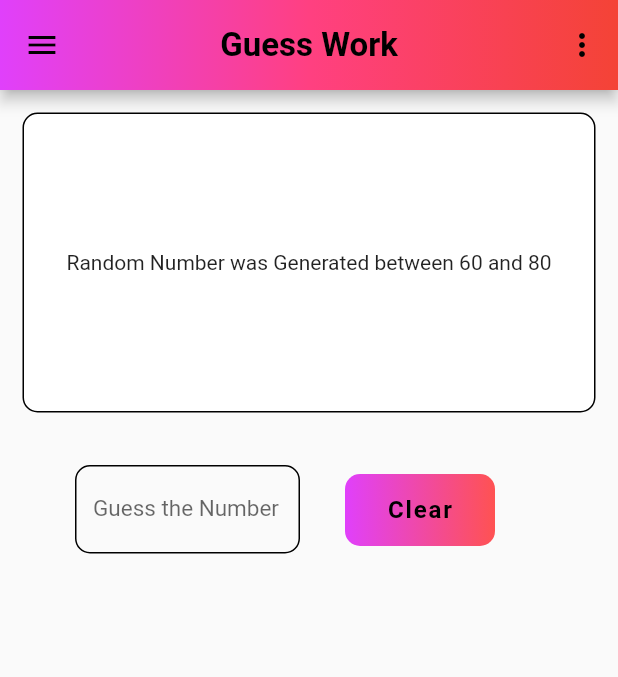
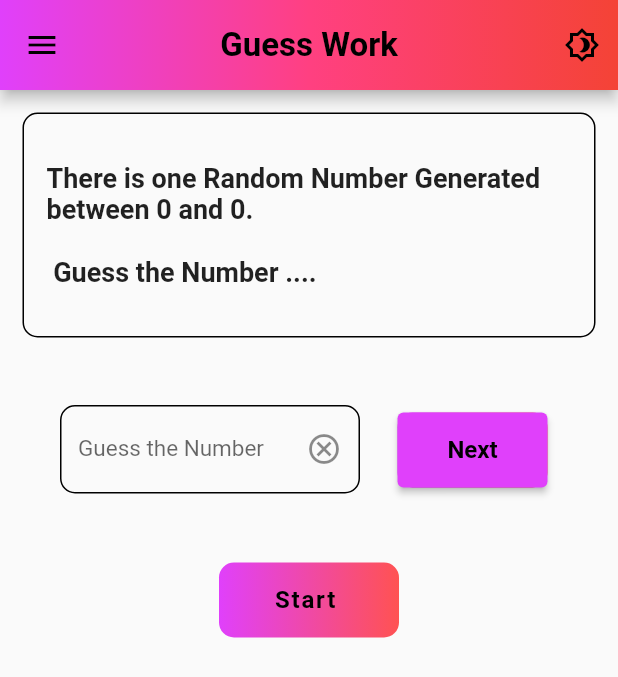
Before and after one commit to Anandhakrishnan-K/FlutterGuess, a Flutter app: the screen it shows after launch, on a phone screen of 412 x 824 dp. Shown: the top 677 px of the screen. Run offline on Flutter 3.47's test engine with Material 2 defaults, Android fonts, the light colour scheme and no system bars.

Commit message:
Committing for the Day Added the buttons and text fields to get input And Validate the given input matched with the Guessed Number Added Switch for Dark and Light Theme Changes fomatting of the Text

```diff
--- a/guess_work/lib/constants.dart
+++ b/guess_work/lib/constants.dart
@@ -1,3 +1,5 @@
+library config.globals;
+
 import 'package:flutter/material.dart';
 import 'functions.dart';
 
@@ -9,8 +11,11 @@ int scount = 0;
 int hcount = 0;
 int acount = 0;
 int ccount = 0;
-var ranlst = randgen();
-int randnum = ranlst.last;
-int randnumin1 = ranlst.first;
-int randnumin2 = randnumin1 + 20;
+var ranlst = [];
+int randnum = 0;
+int randnumin1 = 0;
+int randnumin2 = 0;
 final fieldText = TextEditingController();
+bool totheme = false;
+MyTheme currentTheme = MyTheme();
+String matchMsg = '';
--- a/guess_work/lib/home_page.dart
+++ b/guess_work/lib/home_page.dart
@@ -1,5 +1,4 @@
-import 'dart:ui';
-
+import 'package:flutter/foundation.dart';
 import 'package:flutter/material.dart';
 import 'package:flutter/services.dart';
 import 'constants.dart';
@@ -13,10 +12,20 @@ class GuessAppBar extends StatefulWidget {
 }
 
 class _GuessState extends State<GuessAppBar> {
+  initstate() {
+    super.initState();
+    currentTheme.addListener(() {
+      setState(() {});
+    });
+  }
+
   @override
   Widget build(BuildContext context) {
     return MaterialApp(
       debugShowCheckedModeBanner: false,
+      theme: ThemeData.light(),
+      darkTheme: ThemeData.dark(),
+      themeMode: currentTheme.currentTheme(),
       home: Scaffold(
         resizeToAvoidBottomInset: false,
         appBar: AppBar(
@@ -33,8 +42,15 @@ class _GuessState extends State<GuessAppBar> {
           foregroundColor: Colors.black,
           actions: [
             IconButton(
-              icon: const Icon(Icons.more_vert),
-              onPressed: () {},
+              icon: totheme
+                  ? const Icon(Icons.brightness_4_rounded)
+                  : const Icon(Icons.brightness_4_outlined),
+              onPressed: () {
+                setState(() {
+                  totheme = !totheme;
+                  currentTheme.switchTheme();
+                });
+              },
             )
           ],
           toolbarHeight: 60,
@@ -58,31 +74,43 @@ class _GuessState extends State<GuessAppBar> {
                   // ignore: sort_child_properties_last
                   child: Center(
                     child: Text(
-                      "Random Number was Generated between ${randnumin1.toString()} and ${randnumin2.toString()}",
+                      "There is one Random Number Generated between ${randnumin1.toString()} and ${randnumin2.toString()}.\n\n Guess the Number ....",
+                      style: const TextStyle(
+                        fontSize: 18,
+                        fontWeight: FontWeight.bold,
                       ),
                     ),
-                  height: 200,
+                  ),
+                  height: 150,
+                  padding: const EdgeInsets.all(15),
+                  margin: const EdgeInsets.all(15),
                   decoration: BoxDecoration(
                     border: Border.all(),
                     borderRadius: BorderRadius.circular(10),
-                    color: Colors.white,
+                    color: Colors.transparent,
                   ),
-                  margin: const EdgeInsets.all(15),
                 ),
                 Container(
                   // ignore: sort_child_properties_last
-                  height: 70,
-                  margin: const EdgeInsets.only(left: 50, top: 15),
+                  height: 100,
+                  margin: const EdgeInsets.all(15),
                   child: Row(
                     children: [
-                      SizedBox(
-                        width: 150,
-                        height: 60,
+                      Container(
+                        padding: const EdgeInsets.symmetric(horizontal: 25),
+                        child: SizedBox(
+                          width: 200,
+                          height: 70,
                           child: TextField(
+                            maxLength: 2,
                             textAlign: TextAlign.center,
                             onChanged: (value) => guessed = value,
                             // ignore: prefer_const_constructors
                             decoration: InputDecoration(
+                                suffixIcon: const IconButton(
+                                    onPressed: clearText,
+                                    icon: Icon(Icons.cancel_outlined)),
+                                counterText: '',
                                 enabledBorder: OutlineInputBorder(
                                     borderRadius: BorderRadius.circular(10)),
                                 //hintText: 'Guess the Number',
@@ -90,15 +118,59 @@ class _GuessState extends State<GuessAppBar> {
                                 labelStyle: const TextStyle(fontSize: 15)),
                             keyboardType: TextInputType.number,
                             inputFormatters: <TextInputFormatter>[
-                            FilteringTextInputFormatter.digitsOnly
+                              FilteringTextInputFormatter.digitsOnly,
                             ],
                             controller: fieldText,
                           ),
                         ),
+                      ),
                       Container(
-                        padding: const EdgeInsets.only(left: 30),
+                        padding: const EdgeInsets.only(bottom: 10),
                         child: SizedBox(
                           width: 100,
+                          height: 50,
+                          child: Container(
+                            decoration: BoxDecoration(
+                                borderRadius: BorderRadius.circular(10),
+                                gradient: const LinearGradient(colors: [
+                                  Colors.purpleAccent,
+                                  Colors.redAccent
+                                ])),
+                            child: ElevatedButton(
+                              onPressed: () {
+                                setState(() {
+                                  (int.parse(guessed) == randnum)
+                                      ? {
+                                          matchMsg =
+                                              "Congratulations !!! You Guessed it Correctly, Moving on to the next one.",
+                                          setRand()
+                                        }
+                                      : matchMsg =
+                                          "Oops !!! You made a wrong Guess. Try Again..";
+                                  clearText();
+                                });
+                              },
+                              style: ElevatedButton.styleFrom(
+                                  backgroundColor: Colors.purpleAccent,
+                                  foregroundColor: Colors.black),
+                              child: const Text(
+                                'Next',
+                                style: TextStyle(
+                                    fontWeight: FontWeight.bold, fontSize: 16),
+                              ),
+                            ),
+                          ),
+                        ),
+                      ),
+                    ],
+                  ),
+                ),
+                Container(
+                  padding: const EdgeInsets.all(5),
+                  child: Center(
+                    child: SizedBox(
+                      width: 120,
+                      height: 50,
                       child: Container(
                         decoration: BoxDecoration(
                             borderRadius: BorderRadius.circular(10),
@@ -110,9 +182,17 @@ class _GuessState extends State<GuessAppBar> {
                             style: TextButton.styleFrom(
                               foregroundColor: Colors.black,
                             ),
-                                onPressed: clearText,
+                            onPressed: () {
+                              setState(() {
+                                clearText();
+                                setRand();
+                                if (kDebugMode) {
+                                  print(randnum);
+                                }
+                              });
+                            },
                             child: const Text(
-                                  'Clear',
+                              'Start ',
                               style: TextStyle(
                                   fontSize: 16,
                                   letterSpacing: 1.2,
@@ -120,8 +200,6 @@ class _GuessState extends State<GuessAppBar> {
                             )),
                       ),
                     ),
-                      )
-                    ],
                   ),
                 ),
               ],
```
Also changed, not shown: guess_work/lib/functions.dart (+22 -1 lines). Lines whose indentation alone changed are shown as unchanged.
